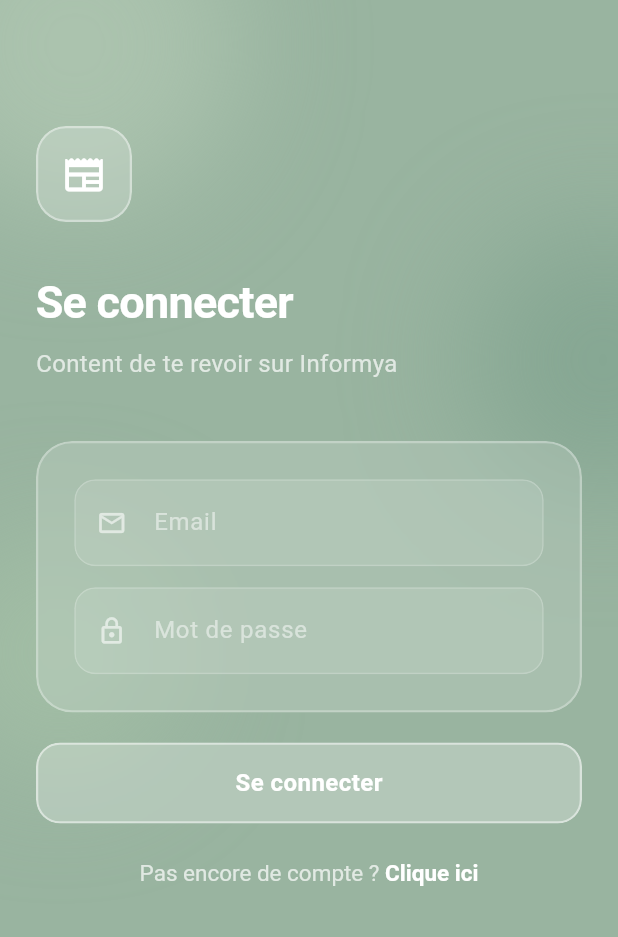
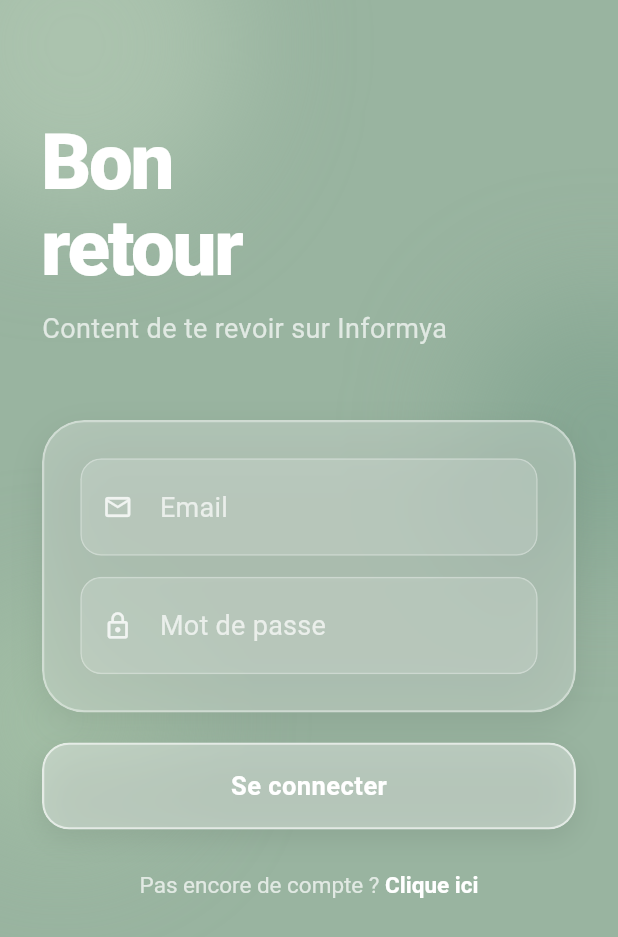
Before and after one commit to Vince-lgd/Informya, a Flutter app: the screen it shows after launch, on a phone screen of 412 x 824 dp. Shown: the top 937 px of the screen. Run offline on Flutter 3.47's test engine with Material 3 defaults, Android fonts, the phone set to English and light mode, and no system bars; our stand-ins replace shared_preferences.

Commit message:
fix login

```diff
--- a/mobile/lib/main.dart
+++ b/mobile/lib/main.dart
@@ -1,5 +1,7 @@
 import 'package:flutter/material.dart';
 import 'screens/login_screen.dart';
+import 'screens/feed_screen.dart';
+import 'services/api_service.dart';
 
 void main() {
   runApp(const InformyaApp());
@@ -15,12 +17,53 @@ class InformyaApp extends StatelessWidget {
       debugShowCheckedModeBanner: false,
       theme: ThemeData(
         colorScheme: ColorScheme.fromSeed(
-          seedColor: const Color(0xFF6C63FF),
-          brightness: Brightness.dark,
+          seedColor: const Color(0xFF99B4A0),
+          brightness: Brightness.light,
         ),
         useMaterial3: true,
       ),
-      home: const LoginScreen(),
+      home: const AuthGate(),
+      routes: {
+        '/login': (context) => const LoginScreen(),
+        '/feed': (context) => const FeedScreen(),
+      },
     );
   }
 }
+
+// Vérifie si l'utilisateur est déjà connecté
+class AuthGate extends StatefulWidget {
+  const AuthGate({super.key});
+
+  @override
+  State<AuthGate> createState() => _AuthGateState();
+}
+
+class _AuthGateState extends State<AuthGate> {
+  @override
+  void initState() {
+    super.initState();
+    _checkAuth();
+  }
+
+  Future<void> _checkAuth() async {
+    final token = await ApiService.getToken();
+    if (mounted) {
+      if (token != null) {
+        Navigator.pushReplacementNamed(context, '/feed');
+      } else {
+        Navigator.pushReplacementNamed(context, '/login');
+      }
+    }
+  }
+
+  @override
+  Widget build(BuildContext context) {
+    return const Scaffold(
+      backgroundColor: Color(0xFF99B4A0),
+      body: Center(
+        child: CircularProgressIndicator(color: Colors.white),
+      ),
+    );
+  }
+}
--- a/mobile/lib/screens/login_screen.dart
+++ b/mobile/lib/screens/login_screen.dart
@@ -51,9 +51,7 @@ class _LoginScreenState extends State<LoginScreen> {
       if (result.containsKey('access_token')) {
         await ApiService.saveToken(result['access_token']);
         if (mounted) {
-          ScaffoldMessenger.of(context).showSnackBar(
-            const SnackBar(content: Text('Connecté avec succès !')),
-          );
+              Navigator.pushReplacementNamed(context, '/feed');
         }
       } else {
         setState(() {
@@ -73,80 +71,79 @@ class _LoginScreenState extends State<LoginScreen> {
       backgroundColor: const Color(0xFF99B4A0),
       body: Stack(
         children: [
-          // Cercles décoratifs flous en arrière-plan — effet Liquid Glass
+          // Cercles décoratifs Liquid Glass
           Positioned(
             top: -80,
             left: -60,
             child: _blurCircle(220, const Color(0xFFB8CDB8)),
           ),
           Positioned(
-            top: 150,
+            top: 200,
             right: -80,
             child: _blurCircle(180, const Color(0xFF7A9E8A)),
           ),
           Positioned(
-            bottom: 100,
+            bottom: 80,
             left: -40,
             child: _blurCircle(160, const Color(0xFFA8C4A8)),
           ),
 
-          // Contenu principal
           SafeArea(
             child: SingleChildScrollView(
-              padding: const EdgeInsets.all(24),
+              padding: const EdgeInsets.symmetric(horizontal: 28),
               child: Column(
                 crossAxisAlignment: CrossAxisAlignment.start,
                 children: [
-                  const SizedBox(height: 60),
+                  const SizedBox(height: 80),
 
-                  // Logo Liquid Glass
-                  _glassContainer(
-                    width: 64,
-                    height: 64,
-                    borderRadius: 20,
-                    child: const Icon(
-                      Icons.newspaper_rounded,
+                  // Titre principal
+                  Text(
+                    _isRegister ? 'Créer un\ncompte' : 'Bon\nretour',
+                    style: const TextStyle(
                       color: Colors.white,
-                      size: 30,
+                      fontSize: 52,
+                      fontWeight: FontWeight.w800,
+                      letterSpacing: -1.5,
+                      height: 1.1,
                     ),
                   ),
-
-                  const SizedBox(height: 32),
-
-                  Text(
-                    _isRegister ? 'Créer un compte' : 'Se connecter',
-                    style: const TextStyle(
-                      color: Colors.white,
-                      fontSize: 30,
-                      fontWeight: FontWeight.w700,
-                      letterSpacing: -0.5,
-                    ),
-                  ),
-                  const SizedBox(height: 8),
+                  const SizedBox(height: 12),
                   Text(
                     _isRegister
                         ? 'Rejoins Informya'
                         : 'Content de te revoir sur Informya',
                     style: TextStyle(
                       color: Colors.white.withOpacity(0.7),
-                      fontSize: 16,
+                      fontSize: 18,
+                      fontWeight: FontWeight.w400,
                     ),
                   ),
 
-                  const SizedBox(height: 40),
+                  const SizedBox(height: 48),
 
-                  // Carte Liquid Glass contenant le formulaire
-                  ClipRRect(
-                    borderRadius: BorderRadius.circular(24),
+                  // Carte Liquid Glass — opacité renforcée
+                  Container(
+                    decoration: BoxDecoration(
+                      borderRadius: BorderRadius.circular(28),
+                      boxShadow: [
+                        BoxShadow(
+                          color: Colors.black.withOpacity(0.08),
+                          blurRadius: 20,
+                          offset: const Offset(0, 8),
+                        ),
+                      ],
+                    ),
+                    child: ClipRRect(
+                      borderRadius: BorderRadius.circular(28),
                       child: BackdropFilter(
                         filter: ImageFilter.blur(sigmaX: 20, sigmaY: 20),
                         child: Container(
                           padding: const EdgeInsets.all(24),
                           decoration: BoxDecoration(
-                          color: Colors.white.withOpacity(0.15),
-                          borderRadius: BorderRadius.circular(24),
+                            color: Colors.white.withOpacity(0.25),
+                            borderRadius: BorderRadius.circular(28),
                             border: Border.all(
-                            color: Colors.white.withOpacity(0.3),
+                              color: Colors.white.withOpacity(0.4),
                               width: 1.5,
                             ),
                           ),
@@ -199,24 +196,36 @@ class _LoginScreenState extends State<LoginScreen> {
                         ),
                       ),
                     ),
+                  ),
 
                   const SizedBox(height: 20),
 
-                  // Bouton Liquid Glass
+                  // Bouton Liquid Glass — opacité renforcée
                   GestureDetector(
                     onTap: _isLoading ? null : _submit,
+                    child: Container(
+                      decoration: BoxDecoration(
+                        borderRadius: BorderRadius.circular(18),
+                        boxShadow: [
+                          BoxShadow(
+                            color: Colors.black.withOpacity(0.08),
+                            blurRadius: 16,
+                            offset: const Offset(0, 6),
+                          ),
+                        ],
+                      ),
                       child: ClipRRect(
-                      borderRadius: BorderRadius.circular(16),
+                        borderRadius: BorderRadius.circular(18),
                         child: BackdropFilter(
                           filter: ImageFilter.blur(sigmaX: 10, sigmaY: 10),
                           child: Container(
                             width: double.infinity,
-                          height: 54,
+                            height: 58,
                             decoration: BoxDecoration(
-                            color: Colors.white.withOpacity(0.25),
-                            borderRadius: BorderRadius.circular(16),
+                              color: Colors.white.withOpacity(0.35),
+                              borderRadius: BorderRadius.circular(18),
                               border: Border.all(
-                              color: Colors.white.withOpacity(0.5),
+                                color: Colors.white.withOpacity(0.6),
                                 width: 1.5,
                               ),
                             ),
@@ -231,7 +240,7 @@ class _LoginScreenState extends State<LoginScreen> {
                                           : 'Se connecter',
                                       style: const TextStyle(
                                         color: Colors.white,
-                                      fontSize: 16,
+                                        fontSize: 17,
                                         fontWeight: FontWeight.w600,
                                         letterSpacing: 0.3,
                                       ),
@@ -241,8 +250,9 @@ class _LoginScreenState extends State<LoginScreen> {
                         ),
                       ),
                     ),
+                  ),
 
-                  const SizedBox(height: 24),
+                  const SizedBox(height: 28),
 
                   // Toggle login/register
                   Center(
@@ -273,6 +283,8 @@ class _LoginScreenState extends State<LoginScreen> {
                       ),
                     ),
                   ),
+
+                  const SizedBox(height: 40),
                 ],
               ),
             ),
@@ -282,7 +294,6 @@ class _LoginScreenState extends State<LoginScreen> {
     );
   }
 
-  // Cercle décoratif flou pour l'effet Liquid Glass
   Widget _blurCircle(double size, Color color) {
     return ImageFiltered(
       imageFilter: ImageFilter.blur(sigmaX: 40, sigmaY: 40),
@@ -297,35 +308,6 @@ class _LoginScreenState extends State<LoginScreen> {
     );
   }
 
-  // Conteneur Liquid Glass réutilisable
-  Widget _glassContainer({
-    required Widget child,
-    double? width,
-    double? height,
-    double borderRadius = 16,
-  }) {
-    return ClipRRect(
-      borderRadius: BorderRadius.circular(borderRadius),
-      child: BackdropFilter(
-        filter: ImageFilter.blur(sigmaX: 15, sigmaY: 15),
-        child: Container(
-          width: width,
-          height: height,
-          decoration: BoxDecoration(
-            color: Colors.white.withOpacity(0.2),
-            borderRadius: BorderRadius.circular(borderRadius),
-            border: Border.all(
-              color: Colors.white.withOpacity(0.4),
-              width: 1.5,
-            ),
-          ),
-          child: Center(child: child),
-        ),
-      ),
-    );
-  }
-
-  // Champ de texte style Liquid Glass
   Widget _buildField({
     required TextEditingController controller,
     required String hint,
@@ -339,10 +321,10 @@ class _LoginScreenState extends State<LoginScreen> {
         filter: ImageFilter.blur(sigmaX: 10, sigmaY: 10),
         child: Container(
           decoration: BoxDecoration(
-            color: Colors.white.withOpacity(0.1),
+            color: Colors.white.withOpacity(0.15),
             borderRadius: BorderRadius.circular(14),
             border: Border.all(
-              color: Colors.white.withOpacity(0.2),
+              color: Colors.white.withOpacity(0.3),
             ),
           ),
           child: TextField(
@@ -352,21 +334,25 @@ class _LoginScreenState extends State<LoginScreen> {
             style: const TextStyle(
               color: Colors.white,
               fontSize: 16,
+              fontWeight: FontWeight.w500,
+              letterSpacing: 0.2,
             ),
             decoration: InputDecoration(
               hintText: hint,
               hintStyle: TextStyle(
-                color: Colors.white.withOpacity(0.5),
+                color: Colors.white.withOpacity(0.7),
+                fontSize: 18,
+                fontWeight: FontWeight.w400,
               ),
               prefixIcon: Icon(
                 icon,
-                color: Colors.white.withOpacity(0.6),
+                color: Colors.white.withOpacity(0.8),
                 size: 20,
               ),
               border: InputBorder.none,
               contentPadding: const EdgeInsets.symmetric(
                 horizontal: 16,
-                vertical: 16,
+                vertical: 18,
               ),
             ),
           ),
```
Also changed, not shown: mobile/lib/screens/feed_screen.dart (added, +350 -0 lines). Lines whose indentation alone changed are shown as unchanged.
